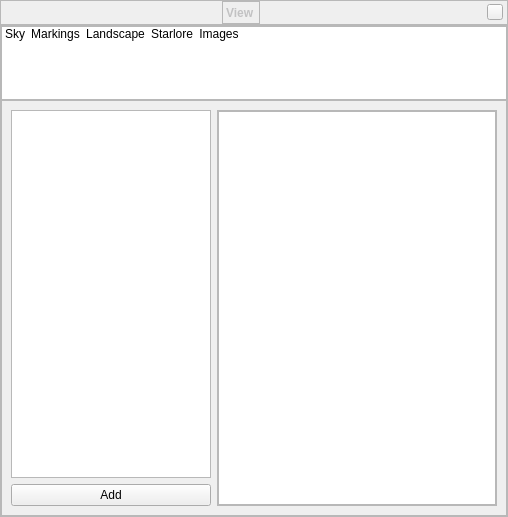
Above: src/gui/viewDialog.ui from 519984307/stellarium_src before the change. Below: the same form after it.
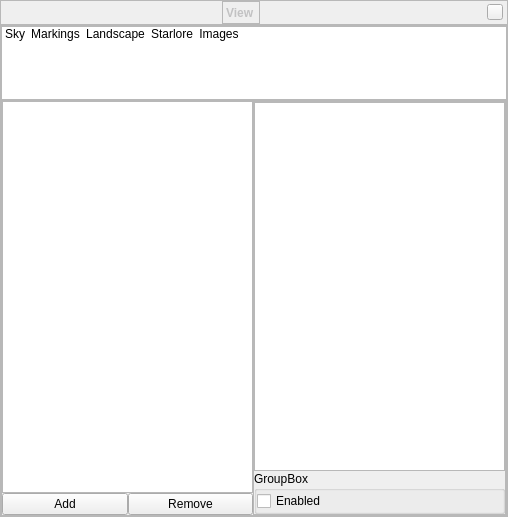
That is the form after the change. The open tabs and pages were chosen to show the change. Icons and pictures are not drawn. Custom widgets are drawn as their Qt base class.

Commit message: Added basic code for displaying current StelSkyLayers.

Diff of the .ui file:
```diff
--- a/src/gui/viewDialog.ui
+++ b/src/gui/viewDialog.ui
@@ -1501,26 +1501,42 @@
             <property name="frameShadow">
              <enum>QFrame::Raised</enum>
             </property>
-            <layout class="QGridLayout" name="gridLayout_5">
-             <item row="0" column="0">
-              <widget class="QTreeWidget" name="treeWidget">
-               <property name="maximumSize">
-                <size>
-                 <width>200</width>
-                 <height>16777215</height>
-                </size>
+            <layout class="QHBoxLayout" name="horizontalLayout_4">
+             <property name="spacing">
+              <number>0</number>
+             </property>
+             <property name="margin">
+              <number>0</number>
+             </property>
+             <item>
+              <layout class="QVBoxLayout" name="verticalLayout_6">
+               <property name="spacing">
+                <number>0</number>
                </property>
-               <property name="headerHidden">
-                <bool>true</bool>
-               </property>
-               <column>
-                <property name="text">
-                 <string notr="true">1</string>
-                </property>
-               </column>
-              </widget>
+               <item>
+                <widget class="QListWidget" name="skyLayerListWidget"/>
+               </item>
+               <item>
+                <layout class="QHBoxLayout" name="horizontalLayout">
+                 <item>
+                  <widget class="QPushButton" name="addSkyLayerPushButton">
+                   <property name="text">
+                    <string>Add</string>
+                   </property>
+                  </widget>
+                 </item>
+                 <item>
+                  <widget class="QPushButton" name="pushButton">
+                   <property name="text">
+                    <string>Remove</string>
+                   </property>
+                  </widget>
+                 </item>
+                </layout>
+               </item>
+              </layout>
              </item>
-             <item row="0" column="1" rowspan="2">
+             <item>
               <widget class="QFrame" name="frame_14">
                <property name="frameShape">
                 <enum>QFrame::StyledPanel</enum>
@@ -1529,22 +1545,37 @@
                 <enum>QFrame::Raised</enum>
                </property>
                <layout class="QVBoxLayout" name="verticalLayout_7">
+                <property name="spacing">
+                 <number>0</number>
+                </property>
                 <property name="margin">
                  <number>0</number>
                 </property>
                 <item>
-                 <widget class="QTextBrowser" name="textBrowser"/>
+                 <widget class="QTextBrowser" name="skyLayerTextBrowser"/>
+                </item>
+                <item>
+                 <widget class="QGroupBox" name="groupBox">
+                  <property name="title">
+                   <string>GroupBox</string>
+                  </property>
+                  <layout class="QGridLayout" name="gridLayout_5">
+                   <property name="margin">
+                    <number>0</number>
+                   </property>
+                   <item row="0" column="0">
+                    <widget class="QCheckBox" name="skyLayerEnableCheckBox">
+                     <property name="text">
+                      <string>Enabled</string>
+                     </property>
+                    </widget>
+                   </item>
+                  </layout>
+                 </widget>
                 </item>
                </layout>
               </widget>
              </item>
-             <item row="1" column="0">
-              <widget class="QPushButton" name="pushButton">
-               <property name="text">
-                <string>Add</string>
-               </property>
-              </widget>
-             </item>
             </layout>
            </widget>
           </item>
```
Left out of the diff: 2 changed lines with no effect on the pictures. The commit also changes 7 other files.
